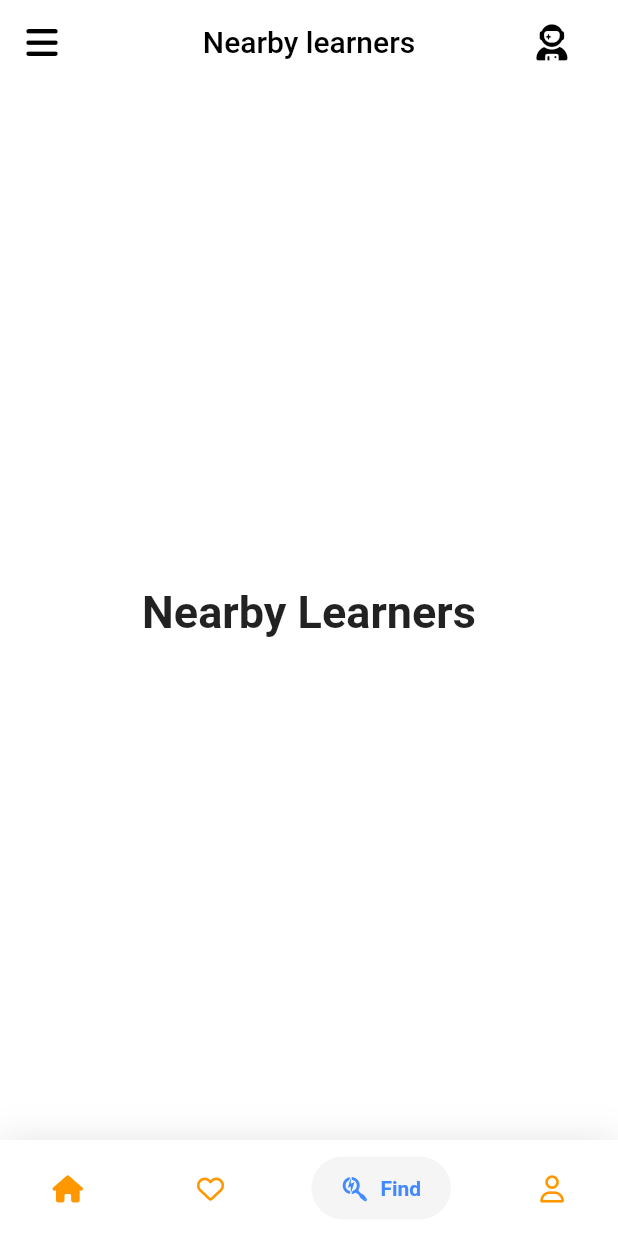
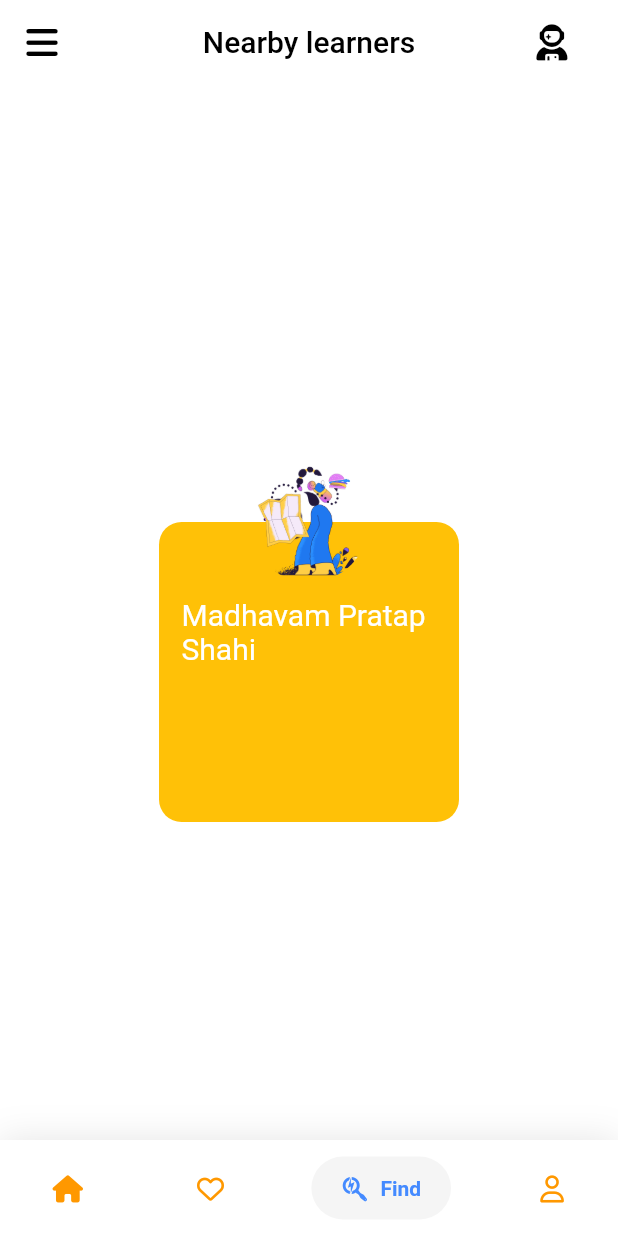
Before and after one commit to madhavamshahi/Edbuddy, a Flutter app: the screen it shows after launch, item 3 of the bottom bar chosen, on a phone screen of 412 x 824 dp. Run offline on Flutter 3.47's test engine with Material 2 defaults, Android fonts, the light colour scheme and no system bars; drawn by our look-alikes of google_nav_bar; our stand-ins replace cloud_firestore, dropdown_search, firebase_auth, firebase_storage, fluttertoast, font_awesome_flutter and 4 more; missing offline and left inert: filter_list, shrink_sidemenu; accounts and stored records are empty; statements that could not run were skipped.

Commit message:
working on majors feature

```diff
--- a/edbuddy/lib/views/home/home.dart
+++ b/edbuddy/lib/views/home/home.dart
@@ -90,7 +90,7 @@ class _HomeState extends State<Home> {
     ),
     Center(
       child: Text(
-        'Nearby Learners',
+        'hhh',
         style: optionStyle,
       ),
     ),
@@ -191,11 +191,55 @@ class _HomeState extends State<Home> {
         ],
       ),
       Center(
-        child: Text(
-          'Nearby Learners',
-          style: optionStyle,
+          child: Padding(
+        padding: const EdgeInsets.fromLTRB(0, 80, 0, 0),
+        child: Stack(
+          clipBehavior: Clip.none,
+          children: [
+            Container(
+              height: 200,
+              width: 200,
+              decoration: BoxDecoration(
+                color: Colors.amber,
+                borderRadius: BorderRadius.all(
+                  Radius.circular(15),
+                ),
+              ),
+              child: Column(
+                children: [
+                  SizedBox(
+                    height: 35,
+                  ),
+                  Container(
+                    margin: EdgeInsets.all(15),
+                    child: Text(
+                      "Madhavam Pratap Shahi",
+                      style: TextStyle(
+                        color: Colors.white,
+                        fontSize: 20,
+                      ),
+                    ),
+                  )
+                ],
+              ),
+            ),
+            Positioned(
+              top: -40,
+              right: 16,
+              left: 16,
+              child: Container(
+                width: 80,
+                height: 80,
+                decoration: BoxDecoration(
+                  image: DecorationImage(
+                      image: AssetImage("assets/images/illus6.png")),
+                  shape: BoxShape.circle,
+                ),
+              ),
+            )
+          ],
         ),
-      ),
+      )),
       Center(
         child: Text(
           'Profile',
```
